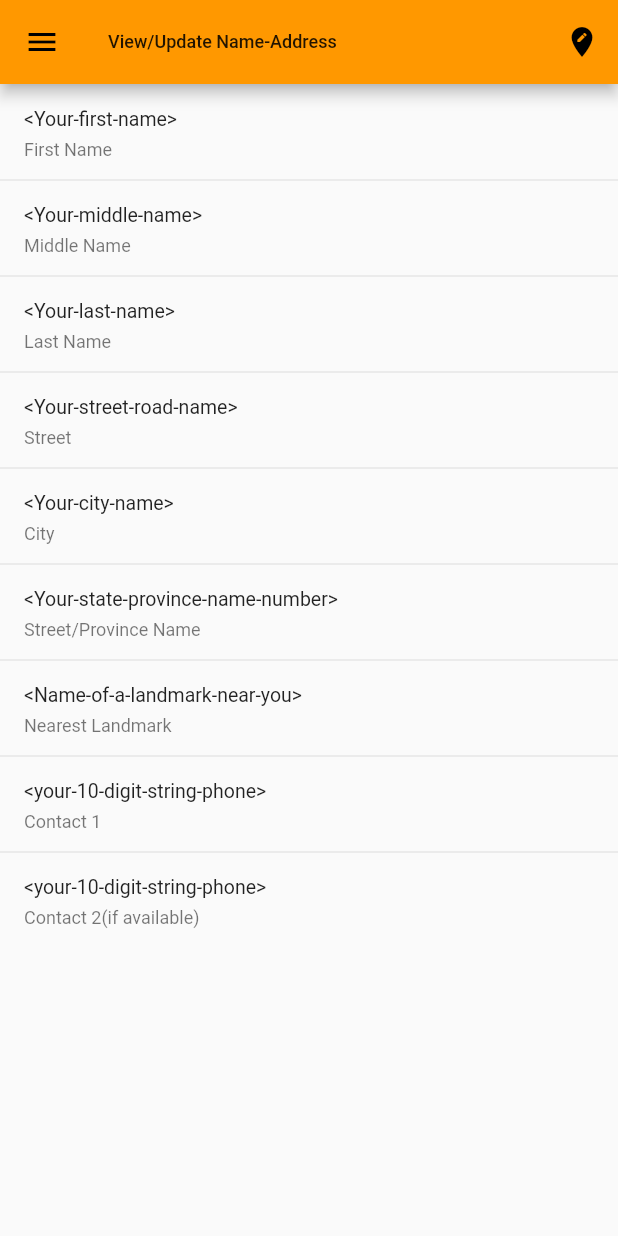
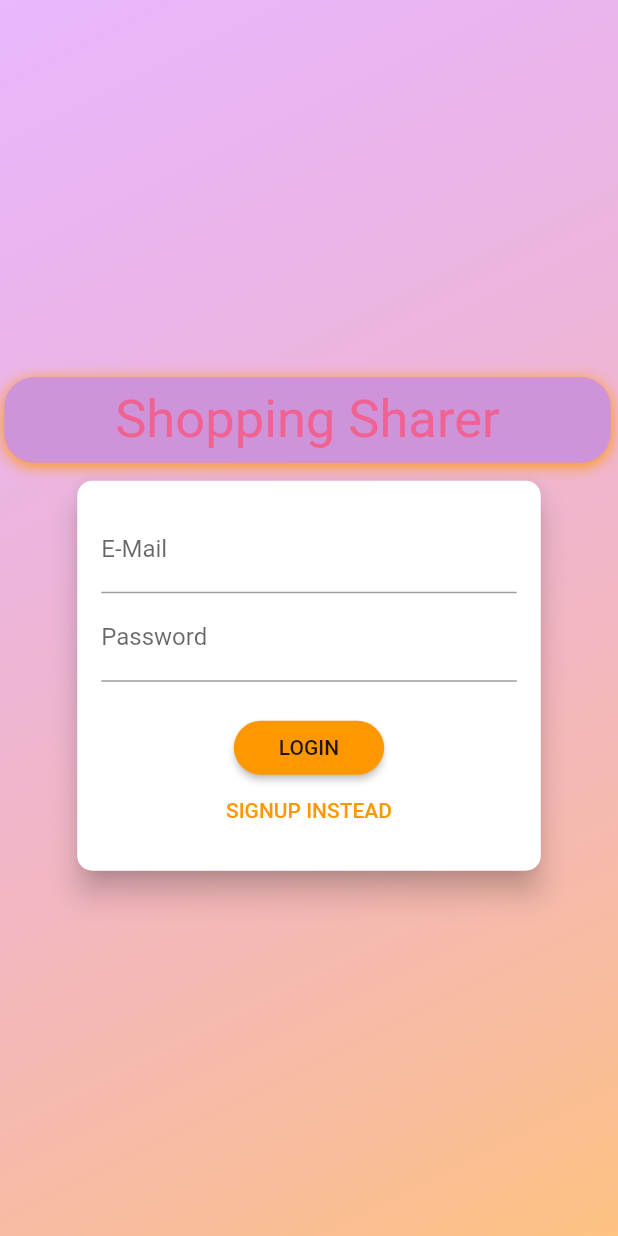
Before and after one commit to ashishkarki/Flutter_ShoppingItems_ShareApp, a Flutter app: the screen it shows after launch, on a phone screen of 412 x 824 dp. Run offline on Flutter 3.47's test engine with Material 2 defaults, Android fonts, the phone set to English and light mode, and no system bars; our stand-ins replace share, shared_preferences; Roboto replaces fonts that are missing (Anton).

Commit message:
Implemented login feature with an auth screen

```diff
--- a/lib/constants.dart
+++ b/lib/constants.dart
@@ -23,6 +23,19 @@ const SHOPPING_ITEM_UNIT_NAMEs = [
 
 const SHARED_PREF_NAME_ADDRESS_STRING = 'userNameAddress';
 const SHARED_PREF_SHOPPING_ITEMS_STRING = 'userShoppingItems';
+const SHARED_PREF_USER_AUTH_STRING = 'userAuthData';
+
+enum AuthMode { Signup, Login }
+
+const FIREBASE_WEB_API_KEY = 'AIzaSyDOehFkuM0xzoJFVa-nTompSpeKOhf1KkY';
+const FIREBASE_WEB_SERVER_URL = 'https://flutter-update-53d45.firebaseio.com/';
+const FIREBASE_EMAIL_PW_SIGNUP_URL =
+    'https://identitytoolkit.googleapis.com/v1/accounts:signUp?key=';
+const FIREBASE_EMAIL_PW_LOGIN_URL =
+    'https://identitytoolkit.googleapis.com/v1/accounts:signInWithPassword?key=';
+const FIREBASE_DB_PRODUCTS_SUFFIX = '/products';
+const FIREBASE_DB_ORDERS_SUFFIX = '/orders';
+const REST_REQUEST_ERROR_TITLE = 'Error occured during REST request';
 
 void showMyAlert(BuildContext context) {
   showDialog(
--- a/lib/main.dart
+++ b/lib/main.dart
@@ -1,6 +1,9 @@
 import 'package:flutter/material.dart';
 import 'package:provider/provider.dart';
 
+import './constants.dart';
+
+import './models_providers/auth_provider.dart';
 import './models_providers/shopping_items_provider.dart';
 import './models_providers/app_state_provider.dart';
 import './models_providers/name_address_provider.dart';
@@ -8,7 +11,8 @@ import './models_providers/name_address_provider.dart';
 import './screens/nameAddress_edit_screen.dart';
 import './screens/nameAddress_view_screen.dart';
 import './screens/shopping_list_screen.dart';
-import 'screens/shopping_item_editor_screen.dart';
+import './screens/shopping_item_editor_screen.dart';
+import './screens/auth_screen.dart';
 
 void main() => runApp(MyApp());
 
@@ -17,6 +21,9 @@ class MyApp extends StatelessWidget {
   Widget build(BuildContext context) {
     return MultiProvider(
       providers: [
+        ListenableProvider.value(
+          value: AuthProvider(),
+        ),
         ChangeNotifierProvider.value(
           value: ShoppingItemsProvider(),
         ),
@@ -27,13 +34,16 @@ class MyApp extends StatelessWidget {
           value: NameAddressProvider(),
         ),
       ],
-      child: MaterialApp(
-        title: 'some title',
+      child: Consumer<AuthProvider>(
+        builder: (ctx, authProvider, _) => MaterialApp(
+          title: APP_TITLE_STRING,
           theme: ThemeData(
             primarySwatch: Colors.orange,
             accentColor: Colors.amber,
           ),
-        home: NameAddressViewScreen(),
+          home: authProvider.isAuthenticated
+              ? NameAddressViewScreen()
+              : AuthScreen(),
           routes: {
             ShoppingListScreen.routeName: (ctx) => ShoppingListScreen(),
             ShoppingItemEditorScreen.routeName: (ctx) =>
@@ -42,6 +52,7 @@ class MyApp extends StatelessWidget {
             NameAddressEditScreen.routeName: (ctx) => NameAddressEditScreen(),
           },
         ),
+      ),
     );
   }
 }
--- /dev/null
+++ b/lib/models_providers/http_exception.dart
@@ -0,0 +1,10 @@
+class HttpException implements Exception {
+  final String message;
+
+  HttpException(this.message);
+
+  @override
+  String toString() {
+    return message;
+  }
+}
--- /dev/null
+++ b/lib/screens/auth_screen.dart
@@ -0,0 +1,281 @@
+import 'dart:math';
+
+import 'package:flutter/material.dart';
+import 'package:provider/provider.dart';
+import 'package:shopping_items_share/screens/nameAddress_view_screen.dart';
+
+import '../models_providers/http_exception.dart';
+import '../models_providers/auth_provider.dart';
+
+import '../constants.dart';
+
+class AuthScreen extends StatelessWidget {
+  static const routeName = '/auth';
+
+  @override
+  Widget build(BuildContext context) {
+    final deviceSize = MediaQuery.of(context).size;
+
+    return Scaffold(
+      body: Stack(
+        children: <Widget>[
+          Container(
+            decoration: BoxDecoration(
+              gradient: LinearGradient(
+                colors: [
+                  Color.fromRGBO(215, 117, 255, 1).withOpacity(0.5),
+                  Color.fromRGBO(255, 188, 117, 1).withOpacity(0.9),
+                ],
+                begin: Alignment.topLeft,
+                end: Alignment.bottomRight,
+                stops: [0, 1],
+              ),
+            ),
+          ),
+          SingleChildScrollView(
+            child: Container(
+              height: deviceSize.height,
+              width: deviceSize.width,
+              child: Column(
+                mainAxisAlignment: MainAxisAlignment.center,
+                crossAxisAlignment: CrossAxisAlignment.center,
+                children: <Widget>[
+                  Flexible(
+                    child: Container(
+                      margin: EdgeInsets.only(bottom: 20.0),
+                      padding:
+                          EdgeInsets.symmetric(vertical: 8.0, horizontal: 74.0),
+                      transform: Matrix4.rotationZ(0.0 * pi / 180)
+                        ..translate(-1.0, 12.0),
+                      decoration: BoxDecoration(
+                        borderRadius: BorderRadius.circular(20),
+                        color: Colors.purple.shade200,
+                        boxShadow: [
+                          BoxShadow(
+                            blurRadius: 8,
+                            color: Colors.orange.shade500,
+                            offset: Offset(0, 2),
+                          )
+                        ],
+                      ),
+                      child: Text(
+                        'Shopping Sharer',
+                        style: TextStyle(
+                          color: Colors.pink.shade300,
+                          fontSize: 35,
+                          fontFamily: 'Anton',
+                          fontWeight: FontWeight.normal,
+                        ),
+                      ),
+                    ),
+                  ),
+                  Flexible(
+                    flex: deviceSize.width > 600 ? 2 : 1,
+                    child: AuthCard(),
+                  ),
+                ],
+              ),
+            ),
+          ),
+        ],
+      ),
+    );
+  }
+}
+
+class AuthCard extends StatefulWidget {
+  const AuthCard({
+    Key key,
+  }) : super(key: key);
+
+  @override
+  _AuthCardState createState() => _AuthCardState();
+}
+
+class _AuthCardState extends State<AuthCard> {
+  final GlobalKey<FormState> _formKey = GlobalKey();
+  AuthMode _authMode = AuthMode.Login;
+  Map<String, String> _authData = {
+    'email': '',
+    'password': '',
+  };
+  var _isLoading = false;
+  final _passwordController = TextEditingController();
+
+  void _showErrorDialog(String message) {
+    showDialog(
+        context: context,
+        builder: (ctx) => AlertDialog(
+              title: Text('Some error occured!!'),
+              content: Text(message),
+              actions: <Widget>[
+                FlatButton(
+                  child: Text('Dismiss'),
+                  onPressed: () => Navigator.of(context).pop(),
+                ),
+              ],
+            ));
+  }
+
+  Future<void> _submit() async {
+    if (!_formKey.currentState.validate()) {
+      // Invalid!
+      return;
+    }
+    _formKey.currentState.save();
+    setState(() {
+      _isLoading = true;
+    });
+
+    final AuthProvider authProvider =
+        Provider.of<AuthProvider>(context, listen: false);
+    final navState = Navigator.of(context);
+
+    try {
+      if (_authMode == AuthMode.Login) {
+        // Log user in
+        await authProvider.login(
+          _authData['email'],
+          _authData['password'],
+        );
+      } else {
+        // Sign user up
+        await authProvider.signup(
+          _authData['email'],
+          _authData['password'],
+        );
+      }
+
+      navState.pushReplacementNamed(NameAddressViewScreen.routeName);
+    } on HttpException catch (httpEx) {
+      var errMsg = 'Failure!! ';
+      final httpExStr = httpEx.toString();
+      if (httpExStr.contains('EMAIL_EXISTS')) {
+        errMsg += 'This email is already in use';
+      } else if (httpExStr.contains("INVALID_EMAIL")) {
+        errMsg += 'You have invalid email address';
+      } else if (httpExStr.contains("WEAK_PASSWORD")) {
+        errMsg += 'You have a weak password';
+      } else {
+        errMsg += 'Some HttpException happened!!';
+      }
+
+      _showErrorDialog(errMsg);
+    } catch (generalException) {
+      final errMsg =
+          'Could not authenticate. Please try later. Your error message is ${generalException.toString()}';
+
+      _showErrorDialog(errMsg);
+    }
+
+    setState(() {
+      _isLoading = false;
+    });
+  }
+
+  void _switchAuthMode() {
+    if (_authMode == AuthMode.Login) {
+      setState(() {
+        _authMode = AuthMode.Signup;
+      });
+    } else {
+      setState(() {
+        _authMode = AuthMode.Login;
+      });
+    }
+  }
+
+  @override
+  Widget build(BuildContext context) {
+    final deviceSize = MediaQuery.of(context).size;
+    return Card(
+      shape: RoundedRectangleBorder(
+        borderRadius: BorderRadius.circular(10.0),
+      ),
+      elevation: 8.0,
+      child: Container(
+        height: _authMode == AuthMode.Signup ? 320 : 260,
+        constraints:
+            BoxConstraints(minHeight: _authMode == AuthMode.Signup ? 320 : 260),
+        width: deviceSize.width * 0.75,
+        padding: EdgeInsets.all(16.0),
+        child: Form(
+          key: _formKey,
+          child: SingleChildScrollView(
+            child: Column(
+              children: <Widget>[
+                TextFormField(
+                  decoration: InputDecoration(labelText: 'E-Mail'),
+                  keyboardType: TextInputType.emailAddress,
+                  validator: (value) {
+                    if (value.isEmpty || !value.contains('@')) {
+                      return 'Invalid email!';
+                    }
+                    return null;
+                  },
+                  onSaved: (value) {
+                    _authData['email'] = value;
+                  },
+                ),
+                TextFormField(
+                  decoration: InputDecoration(labelText: 'Password'),
+                  obscureText: true,
+                  controller: _passwordController,
+                  validator: (value) {
+                    if (value.isEmpty || value.length < 5) {
+                      return 'Password is too short!';
+                    }
+                    return null;
+                  },
+                  onSaved: (value) {
+                    _authData['password'] = value;
+                  },
+                ),
+                if (_authMode == AuthMode.Signup)
+                  TextFormField(
+                    enabled: _authMode == AuthMode.Signup,
+                    decoration: InputDecoration(labelText: 'Confirm Password'),
+                    obscureText: true,
+                    validator: _authMode == AuthMode.Signup
+                        ? (value) {
+                            if (value != _passwordController.text) {
+                              return 'Passwords do not match!';
+                            }
+                            return null;
+                          }
+                        : null,
+                  ),
+                SizedBox(
+                  height: 20,
+                ),
+                if (_isLoading)
+                  CircularProgressIndicator()
+                else
+                  RaisedButton(
+                    child:
+                        Text(_authMode == AuthMode.Login ? 'LOGIN' : 'SIGN UP'),
+                    onPressed: _submit,
+                    shape: RoundedRectangleBorder(
+                      borderRadius: BorderRadius.circular(30),
+                    ),
+                    padding:
+                        EdgeInsets.symmetric(horizontal: 30.0, vertical: 8.0),
+                    color: Theme.of(context).primaryColor,
+                    textColor: Theme.of(context).primaryTextTheme.button.color,
+                  ),
+                FlatButton(
+                  child: Text(
+                      '${_authMode == AuthMode.Login ? 'SIGNUP' : 'LOGIN'} INSTEAD'),
+                  onPressed: _switchAuthMode,
+                  padding: EdgeInsets.symmetric(horizontal: 30.0, vertical: 4),
+                  materialTapTargetSize: MaterialTapTargetSize.shrinkWrap,
+                  textColor: Theme.of(context).primaryColor,
+                ),
+              ],
+            ),
+          ),
+        ),
+      ),
+    );
+  }
+}
```
Also changed, not shown: lib/models_providers/auth_provider.dart (+23 -13 lines). Lines whose indentation alone changed are shown as unchanged.
